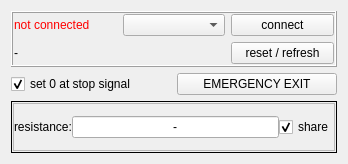
The window that keithley2400window.ui (bchjoerni/mlab) describes before a commit, drawn with Qt 5.
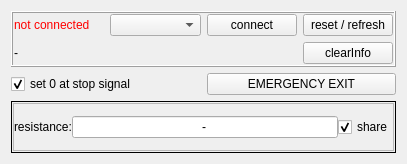
The same window after the commit.

Commit message: mlabsignal system changed, networkremote window changed, portwindows now have buttons reset/refresh and clear info

```diff
--- a/keithley2400window.ui
+++ b/keithley2400window.ui
@@ -6,7 +6,7 @@
    <rect>
     <x>0</x>
     <y>0</y>
-    <width>348</width>
+    <width>407</width>
     <height>164</height>
    </rect>
   </property>
@@ -142,14 +142,21 @@
         </property>
        </widget>
       </item>
-      <item row="1" column="2">
-       <widget class="QPushButton" name="btn_resetInfo">
+      <item row="0" column="3">
+       <widget class="QPushButton" name="btn_resetRefresh">
         <property name="text">
          <string>reset / refresh</string>
         </property>
        </widget>
       </item>
-      <item row="1" column="0" colspan="2">
+      <item row="1" column="3">
+       <widget class="QPushButton" name="btn_clearInfo">
+        <property name="text">
+         <string>clearInfo</string>
+        </property>
+       </widget>
+      </item>
+      <item row="1" column="0" colspan="3">
        <widget class="QLabel" name="lbl_info">
         <property name="text">
          <string>-</string>
```
The commit also changes 78 other files.
